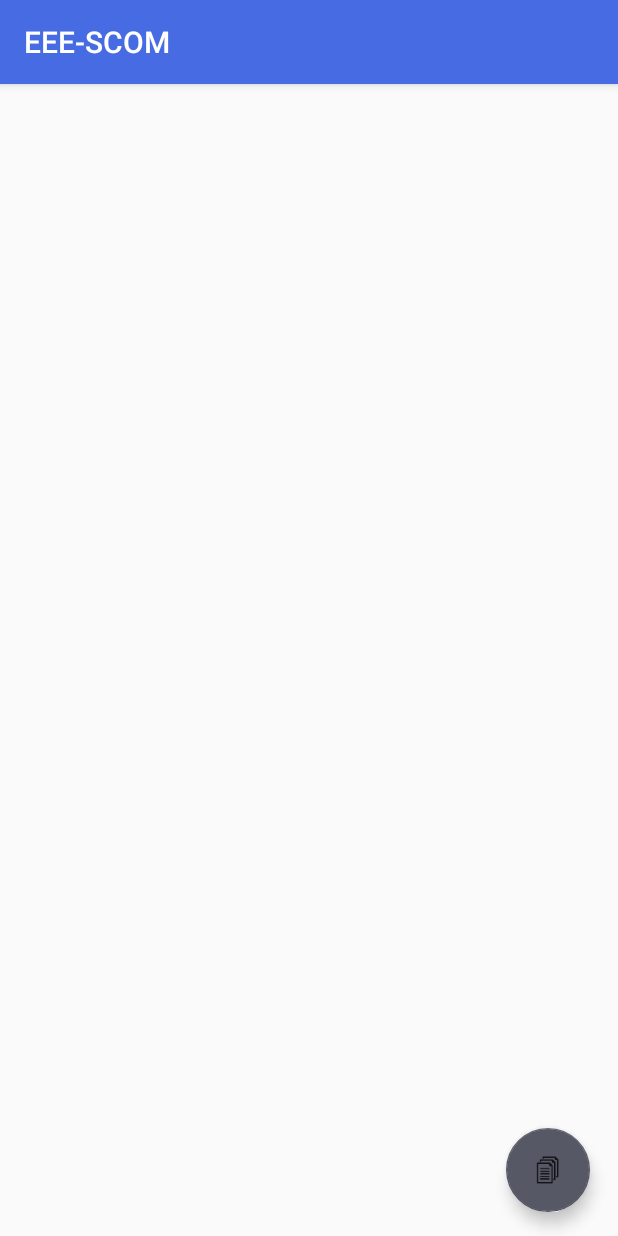
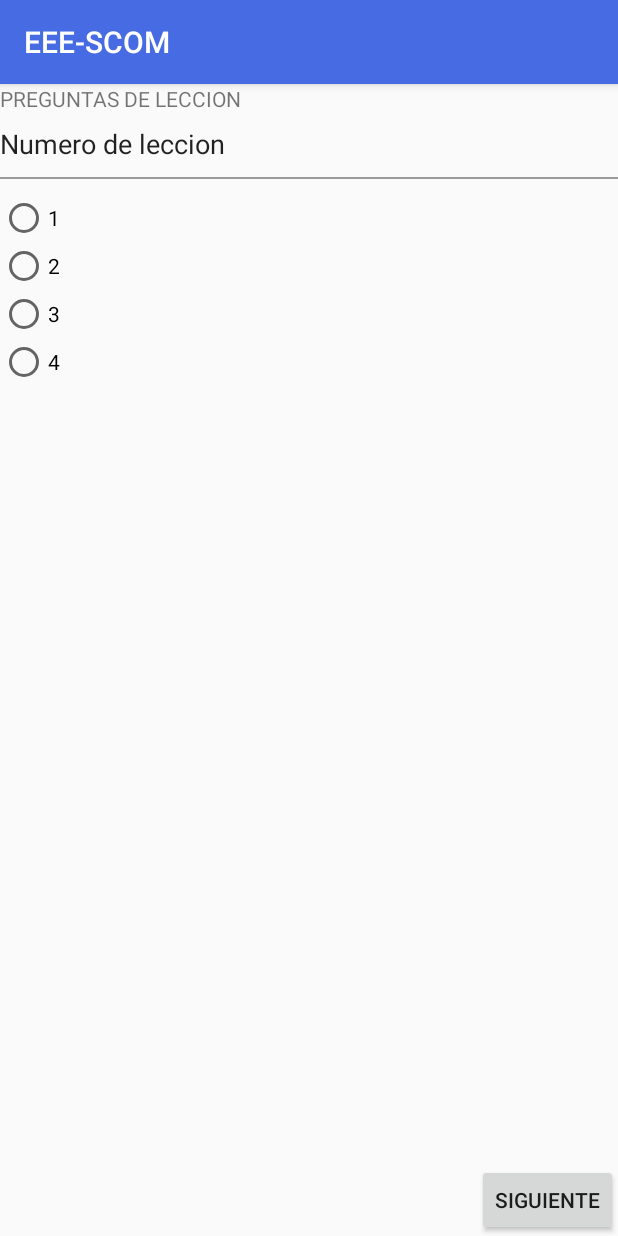
Before and after one commit to IvanovskyOrtega/Ingenieria-De-Software, an Android app: the Principal screen opened directly, with no data from a screen before it, in the side drawer, after a tap on "Examen Teórico", on a phone screen of 412 x 824 dp. Run offline under Robolectric (Android 15) with nearby library versions, the phone set to English and light mode, and no system bars; 3 statements that could not run were skipped.

Commit message:
Se agregó Quiz

```diff
--- a/EEESCOM/app/build.gradle
+++ b/EEESCOM/app/build.gradle
@@ -20,8 +20,9 @@ android {
 
 dependencies {
     implementation fileTree(dir: 'libs', include: ['*.jar'])
-    implementation 'com.google.firebase:firebase-core:10.2.0'
-    implementation 'com.google.firebase:firebase-database:10.2.0'
+    implementation 'com.google.firebase:firebase-core:11.6.0'
+    implementation 'com.google.firebase:firebase-database:11.6.0'
+    implementation 'com.google.firebase:firebase-auth:11.6.0'
     implementation 'com.android.support:cardview-v7:26.1.0'
     implementation 'com.rengwuxian.materialedittext:library:2.1.4'
     implementation 'com.android.support:appcompat-v7:26.1.0'
--- a/EEESCOM/app/src/main/java/com/example/migue/eee_scom/Model/Componente.java
+++ b/EEESCOM/app/src/main/java/com/example/migue/eee_scom/Model/Componente.java
@@ -1,4 +1,5 @@
 package com.example.migue.eee_scom.Model;
+
 
 import com.google.firebase.database.DataSnapshot;
 import com.google.firebase.database.DatabaseError;
--- a/EEESCOM/app/src/main/java/com/example/migue/eee_scom/Model/Usuario.java
+++ b/EEESCOM/app/src/main/java/com/example/migue/eee_scom/Model/Usuario.java
@@ -1,10 +1,13 @@
 package com.example.migue.eee_scom.Model;
+
+import java.io.Serializable;
 
 /**
  * Created by Ivanovsky on 11/26/2017.
  */
 
-public class Usuario {
+@SuppressWarnings("serial")
+public class Usuario implements Serializable {
     private String nombreDeUsuario;
     private String password;
     private String email;
--- a/EEESCOM/app/src/main/java/com/example/migue/eee_scom/Principal.java
+++ b/EEESCOM/app/src/main/java/com/example/migue/eee_scom/Principal.java
@@ -4,6 +4,7 @@ import android.content.Intent;
 import android.os.Bundle;
 import android.support.design.widget.FloatingActionButton;
 import android.support.design.widget.Snackbar;
+import android.view.LayoutInflater;
 import android.view.View;
 import android.support.design.widget.NavigationView;
 import android.support.v4.view.GravityCompat;
@@ -13,14 +14,18 @@ import android.support.v7.app.AppCompatActivity;
 import android.support.v7.widget.Toolbar;
 import android.view.Menu;
 import android.view.MenuItem;
+import android.widget.TextView;
+import android.widget.Toast;
+import com.example.migue.eee_scom.Model.Usuario;
 
 public class Principal extends AppCompatActivity
         implements NavigationView.OnNavigationItemSelectedListener {
-
+    private Usuario param;
     @Override
     protected void onCreate(Bundle savedInstanceState) {
         super.onCreate(savedInstanceState);
         setContentView(R.layout.principal);
+
         Toolbar toolbar = (Toolbar) findViewById(R.id.toolbar);
         setSupportActionBar(toolbar);
 
@@ -29,19 +34,19 @@ public class Principal extends AppCompatActivity
                 this, drawer, toolbar, R.string.navigation_drawer_open, R.string.navigation_drawer_close);
         drawer.addDrawerListener(toggle);
         toggle.syncState();
-
+        param = (Usuario) this.getIntent().getExtras().getSerializable("param");
         NavigationView navigationView = (NavigationView) findViewById(R.id.nav_view);
+        View headerView = navigationView.getHeaderView(0);
+        TextView username = (TextView) headerView.findViewById(R.id.userView);
+        username.setText(param.getNombreDeUsuario());
+        TextView email = (TextView) headerView.findViewById(R.id.emailView);
+        email.setText(param.getEmail());
         navigationView.setNavigationItemSelectedListener(this);
     }
 
     @Override
     public void onBackPressed() {
-        DrawerLayout drawer = (DrawerLayout) findViewById(R.id.drawer_layout);
-        if (drawer.isDrawerOpen(GravityCompat.START)) {
-            drawer.closeDrawer(GravityCompat.START);
-        } else {
-            super.onBackPressed();
-        }
+        moveTaskToBack(true);
     }
 
     @Override
@@ -79,7 +84,7 @@ public class Principal extends AppCompatActivity
         } else if (id == R.id.nav_component) {
             startActivity(new Intent(Principal.this, Search.class));
         } else if (id == R.id.nav_exam_T) {
-            startActivity(new Intent(Principal.this, componentDetails.class));
+            startActivity(new Intent(Principal.this, QuizActivity.class));
         } else if (id == R.id.nav_exam_P) {
 
         }else if (id == R.id.nav_eval_T) {
@@ -87,7 +92,13 @@ public class Principal extends AppCompatActivity
         }else if (id == R.id.nav_eval_P) {
 
         }else if (id == R.id.nav_logout) {
-
+            param = null;
+            Toast.makeText(Principal.this,"Se cerró sesión exitosamente :)",
+                    Toast.LENGTH_SHORT).show();
+            Intent cerrar = new Intent(Principal.this, Login.class);
+            cerrar.setFlags(Intent.FLAG_ACTIVITY_CLEAR_TOP);// clear back stack
+            startActivity(cerrar);
+            finish();
         }
 
         DrawerLayout drawer = (DrawerLayout) findViewById(R.id.drawer_layout);
--- /dev/null
+++ b/EEESCOM/app/src/main/java/com/example/migue/eee_scom/QuizActivity.java
@@ -0,0 +1,122 @@
+package com.example.migue.eee_scom;
+import android.os.Bundle;
+import android.support.v7.app.AppCompatActivity;
+import android.view.View;
+import android.widget.Button;
+import android.widget.RadioButton;
+import android.widget.RadioGroup;
+import android.widget.TextView;
+import android.widget.Toast;
+
+import java.util.Locale;
+
+public class QuizActivity extends AppCompatActivity {
+
+    private int ids_answers[] = {
+            R.id.answer1, R.id.answer2, R.id.answer3, R.id.answer4
+    };
+    private int correct_answer;
+    private int current_question;
+    private String[] all_questions;
+    private boolean[] answer_is_correct;
+    private int[] answer;
+    private TextView text_question;
+    private RadioGroup group;
+    private Button btn_next, btn_prev;
+
+    @Override
+    protected void onCreate(Bundle savedInstanceState) {
+        super.onCreate(savedInstanceState);
+        setContentView(R.layout.activity_quiz);
+
+        text_question = (TextView) findViewById(R.id.text_question);
+        group = (RadioGroup) findViewById(R.id.answer_group);
+        btn_next = (Button) findViewById(R.id.btn_check);
+        btn_prev = (Button) findViewById(R.id.btn_prev);
+
+        all_questions = getResources().getStringArray(R.array.all_questions);
+        answer_is_correct = new boolean[all_questions.length];
+        answer = new int[all_questions.length];
+        for (int i = 0; i < answer.length; i++) {
+            answer[i] = -1;
+        }
+        current_question = 0;
+        showQuestion();
+
+        btn_next.setOnClickListener(new View.OnClickListener() {
+            @Override
+            public void onClick(View v) {
+                checkAnswer();
+                if (current_question < all_questions.length-1) {
+                    current_question++;
+                    showQuestion();
+                } else {
+                    int correctas = 0, incorrectas = 0;
+                    for (boolean b : answer_is_correct) {
+                        if (b) correctas++;
+                        else incorrectas++;
+                    }
+                    String resultado =
+                            String.format(Locale.getDefault(), "RESULTADOS TEST EEE\n*RESPUESTAS CORRECTAS: %d *\n *RESPUESTAS INCORRECTAS: %d*", correctas, incorrectas);
+
+                    Toast.makeText(QuizActivity.this, resultado, Toast.LENGTH_LONG).show();
+                    finish();
+                }
+            }
+        });
+
+        btn_prev.setOnClickListener(new View.OnClickListener() {
+            @Override
+            public void onClick(View v) {
+                checkAnswer();
+                if (current_question > 0) {
+                    current_question--;
+                    showQuestion();
+                }
+            }
+        });
+    }
+
+    private void checkAnswer() {
+        int id = group.getCheckedRadioButtonId();
+        int ans = -1;
+        for (int i = 0; i < ids_answers.length; i++) {
+            if (ids_answers[i] == id) {
+                ans = i;
+            }
+        }
+        answer_is_correct[current_question] = (ans == correct_answer);
+        answer[current_question] = ans;
+    }
+
+    private void showQuestion() {
+        String q = all_questions[current_question];
+        String[] parts = q.split(";");
+
+        group.clearCheck();
+
+        text_question.setText(parts[0]);
+        for (int i = 0; i < ids_answers.length; i++) {
+            RadioButton rb = (RadioButton) findViewById(ids_answers[i]);
+            String ans = parts[i+1];
+            if (ans.charAt(0) == '*') {
+                correct_answer = i;
+                ans = ans.substring(1);
+            }
+            rb.setText(ans);
+            if (answer[current_question] == i) {
+                rb.setChecked(true);
+            }
+        }
+        if (current_question == 0) {
+            btn_prev.setVisibility(View.GONE);
+        } else {
+            btn_prev.setVisibility(View.VISIBLE);
+        }
+        if (current_question == all_questions.length-1) {
+            btn_next.setText(R.string.finish);
+        } else {
+            btn_next.setText(R.string.next);
+        }
+    }
+}
--- a/EEESCOM/app/src/main/java/com/example/migue/eee_scom/componentDetails.java
+++ b/EEESCOM/app/src/main/java/com/example/migue/eee_scom/componentDetails.java
@@ -5,6 +5,7 @@ import android.support.design.widget.Snackbar;
 import android.support.v7.app.AppCompatActivity;
 import android.os.Bundle;
 import android.view.View;
+import android.widget.TextView;
 
 public class componentDetails extends AppCompatActivity {
 
@@ -14,7 +15,8 @@ public class componentDetails extends AppCompatActivity {
         setContentView(R.layout.component_details);
 
         FloatingActionButton fab = (FloatingActionButton) findViewById(R.id.documentationButton);
-
+        TextView txt = (TextView)findViewById(R.id.info_llegada);
+        txt.setText(getIntent().getExtras().getString("parametro"));
         fab.setOnClickListener(new View.OnClickListener() {
             @Override
             public void onClick(View view) {
--- /dev/null
+++ b/EEESCOM/app/src/main/res/layout/activity_quiz.xml
@@ -0,0 +1,97 @@
+<?xml version="1.0" encoding="utf-8"?>
+<RelativeLayout xmlns:android="http://schemas.android.com/apk/res/android"
+    xmlns:tools="http://schemas.android.com/tools"
+    android:id="@+id/activity_quiz"
+    android:layout_width="match_parent"
+    android:layout_height="match_parent"
+
+    tools:context="com.example.migue.eee_scom.QuizActivity">
+
+    <TextView
+        android:layout_width="wrap_content"
+        android:layout_height="wrap_content"
+        android:text="@string/question"
+        android:id="@+id/label_question" />
+
+    <TextView
+        android:text="TextView"
+        android:layout_width="wrap_content"
+        android:layout_height="wrap_content"
+        android:id="@+id/text_question"
+        android:textSize="18sp"
+        android:textColor="?android:attr/textColorPrimary"
+        android:layout_marginTop="8dp"
+        android:layout_below="@+id/label_question"
+        android:layout_alignParentLeft="true"
+        android:layout_alignParentStart="true"
+        android:layout_alignParentRight="true"
+        android:layout_alignParentEnd="true" />
+
+    <View
+        android:id="@+id/ruler"
+        android:layout_below="@id/text_question"
+        android:layout_marginTop="10dp"
+        android:background="#813e3e3e"
+        android:layout_height="1dp"
+        android:layout_width="match_parent"
+        />
+
+    <RadioGroup
+        android:layout_width="wrap_content"
+        android:layout_height="wrap_content"
+        android:layout_below="@+id/ruler"
+        android:layout_alignParentLeft="true"
+        android:layout_alignParentStart="true"
+        android:layout_alignParentRight="true"
+        android:layout_alignParentEnd="true"
+        android:layout_marginTop="10dp"
+        android:id="@+id/answer_group">
+
+        <RadioButton
+            android:text="RadioButton"
+            android:layout_width="wrap_content"
+            android:layout_height="wrap_content"
+            android:id="@+id/answer1"
+            android:layout_weight="1" />
+
+        <RadioButton
+            android:text="RadioButton"
+            android:layout_width="wrap_content"
+            android:layout_height="wrap_content"
+            android:id="@+id/answer2"
+            android:layout_weight="1" />
+
+        <RadioButton
+            android:text="RadioButton"
+            android:layout_width="wrap_content"
+            android:layout_height="wrap_content"
+            android:id="@+id/answer3"
+            android:layout_weight="1" />
+
+        <RadioButton
+            android:text="RadioButton"
+            android:layout_width="wrap_content"
+            android:layout_height="wrap_content"
+            android:id="@+id/answer4"
+            android:layout_weight="1" />
+    </RadioGroup>
+
+    <Button
+        android:text="@string/next"
+        android:layout_width="wrap_content"
+        android:layout_height="wrap_content"
+        android:layout_alignParentBottom="true"
+        android:layout_alignParentRight="true"
+        android:layout_alignParentEnd="true"
+        android:id="@+id/btn_check" />
+
+    <Button
+        android:text="@string/prev"
+        android:layout_width="wrap_content"
+        android:layout_height="wrap_content"
+        android:layout_alignParentBottom="true"
+        android:layout_alignParentLeft="true"
+        android:layout_alignParentStart="true"
+        android:id="@+id/btn_prev" />
+
+</RelativeLayout>
--- a/EEESCOM/app/src/main/res/layout/component_details.xml
+++ b/EEESCOM/app/src/main/res/layout/component_details.xml
@@ -20,4 +20,10 @@
         app:layout_constraintVertical_bias="1.0"
         app:srcCompat="@drawable/ic_menu_documentation" />
 
+    <TextView
+        android:id="@+id/info_llegada"
+        android:layout_width="wrap_content"
+        android:layout_height="wrap_content"
+        android:text="TextView"/>
+
 </android.support.constraint.ConstraintLayout>
--- a/EEESCOM/app/src/main/res/values/strings.xml
+++ b/EEESCOM/app/src/main/res/values/strings.xml
@@ -20,4 +20,30 @@
     <string name="navigation_drawer_close">Close navigation drawer</string>
 
     <string name="action_settings">Settings</string>
+    <string name="foto">Foto de Perfil</string>
+    <string name="question">PREGUNTAS DE LECCION</string>
+    <string name="check">Check</string>
+    <string name="correct">Very good!</string>
+    <string name="incorrect">Incorrect...</string>
+    <string name="next">SIGUIENTE</string>
+    <string name="finish">FINALIZAR</string>
+    <string name="prev">ANTERIOR</string>
+
+    <array name="all_questions">
+
+        <item>Numero de leccion;1;*2;3;4;5</item>
+        <item>¿Que es un elemento electronico?; Dispositivo que conduce corriente;Elemento resistivo;*Elemento que formaparte de un circuito electrico;Elemento activo;Circuito integrado</item>
+        <item>¿Cuales son los dos tipos de elementos que existen en un circuito?;Elementos resistivos y conductores;*Elementos pasivos y activos;Elementos digitales y analogicos ;elementos conductores y no conductores</item>
+        <item>¿Cuales son los dos materiales principales de los CI;Metal,cobre;*Silicio y germanio;Aluminio y fierro;cobre</item>
+        <item>¿Cual es la ley de OHM?; V=RC;V=IC;*V=RI;V=R/I;V=i/r</item>
+        <item>¿Que circuito integrado tiene la funcion de un oscilador?;3N2222a;*N555;LM331;AD590</item>
+        <item>¿Como se le llama a un punto donde se unen dos o mas elementos?;union;*nodo;conjunto;grupo</item>
+        <item>¿Como se le llama al espacio entre nodos,elementos??;Espacio;*Mallas;Interior;libre</item>
+        <item>¿Como se mide el voltaje en un circuito?;En serie con el elemento;*En paralelo con el elemento;Desconectando el circuito;Conectandolo en algun punto</item>
+        <item>¿Como se mide la corriente en un circuito?;*En serie y abriendo el circuito;En paralelo;Desconectando el circuito;Conectandolo en algun punto</item>
+        <item>¿Caul es la formula de las resistencias en serie?;Rn/n;*R1+R2+...+Rn;RnxR1;(Rn)n</item>
+        <item>¿Como se les llama el conjunto de resistencias simplificadas de un circuito?;Suma de resistencias;*Resistencia equivalente;Resistencia total;Resistencia final</item>
+        <item>¿Que tipos de corriente hay?;Corriente total,corriente fuga;*Corriente alterna y directa;corriente parasito, unitaria;corriente total,parcial</item>
+        <item>FINALIZAR TEST Y SALIR;*SI;NO;°;°</item>
+    </array>
 </resources>
```
Also changed, not shown: EEESCOM/app/src/main/AndroidManifest.xml (+7 -0 lines), EEESCOM/app/src/main/java/com/example/migue/eee_scom/ListViewAdapter.java (+8 -8 lines), EEESCOM/app/src/main/java/com/example/migue/eee_scom/LlenarComponentes.java (added, +9 -0 lines), EEESCOM/app/src/main/java/com/example/migue/eee_scom/Search.java (+22 -7 lines), EEESCOM/app/src/main/res/layout/nav_header_principal.xml (+9 -5 lines), EEESCOM/app/src/main/java/com/example/migue/eee_scom/Login.java (line endings or trailing spaces).
